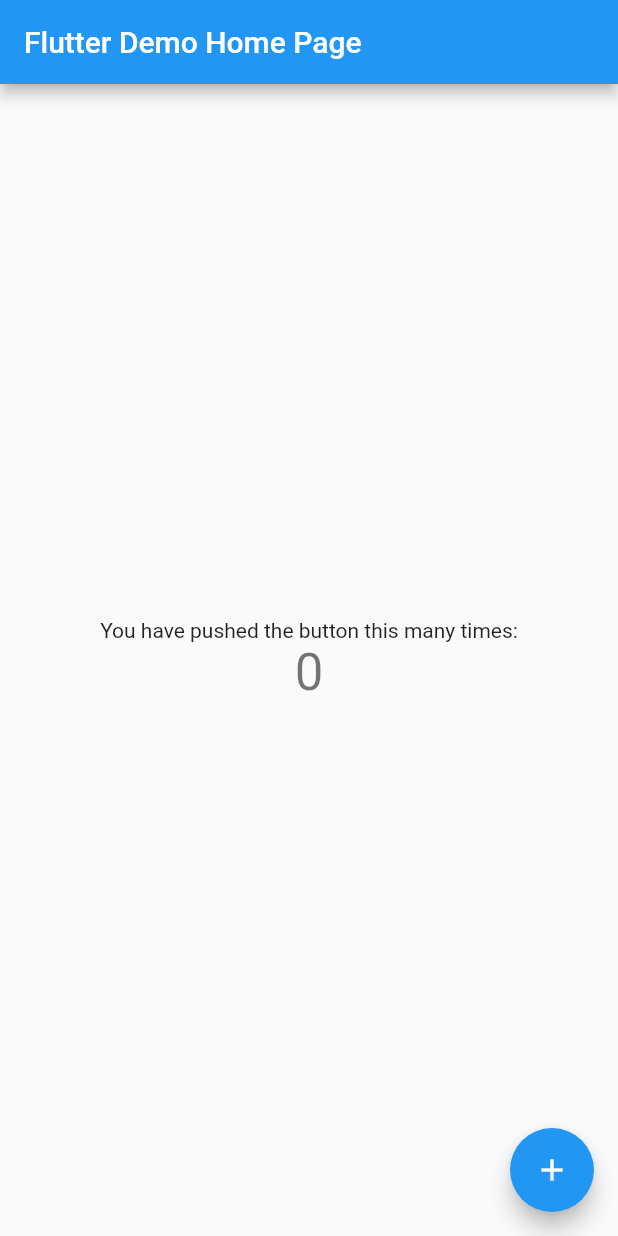
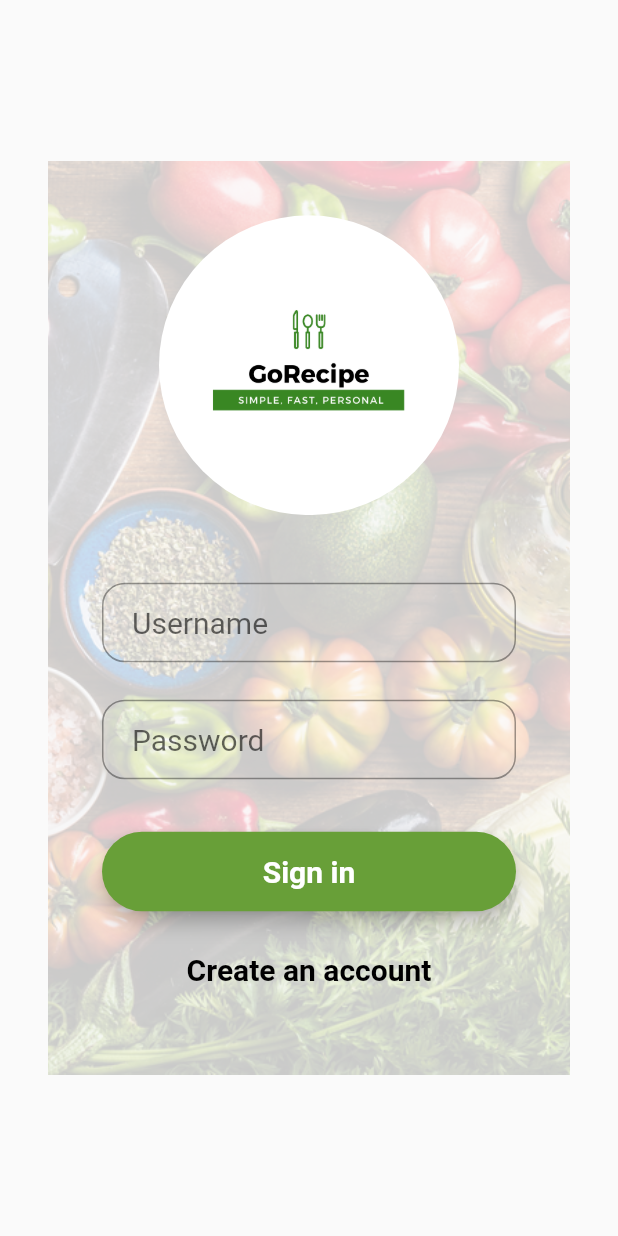
Before and after one commit to Capstone-Projects-2022-Spring/project-gorecipe, a Flutter app: the screen it shows after launch, on a phone screen of 412 x 824 dp. Run offline on Flutter 3.47's test engine with Material 2 defaults, Android fonts, the phone set to English and light mode, and no system bars; Roboto replaces fonts that are missing (Montserrat).

Commit message:
First Login page created. Gives the user the option to login with username and password or to create an account. Password is masked from the user while typing. Login button leads to a created page where the home page will be, create account leads to a created page where a user can create an account. Still needs to be set up of how to verify login credentials, can clean up ui design, etc.

```diff
--- /dev/null
+++ b/GoRECIPE/gorecipe/lib/Screens/Components/welcome_screen_state.dart
@@ -0,0 +1,124 @@
+//this file creates the login page with options to login or create an account
+// ignore_for_file: override_on_non_overriding_member
+
+import 'package:flutter/material.dart';
+import 'package:gorecipe/Screens/create_account.dart';
+import 'package:gorecipe/Screens/home_screen.dart';
+import 'package:gorecipe/Screens/welcome_screen.dart';
+
+// ignore: camel_case_types
+class Welcome_Screen_State extends State<WelcomeScreen> {
+  TextStyle style = const TextStyle(fontFamily: 'Montserrat', fontSize: 20.0);
+
+  @override
+  // ignore: non_constant_identifier_names
+  Widget build(BuildContext context) {
+    final usernameField = TextField(
+      obscureText: false,
+      style: style,
+      decoration: InputDecoration(
+          contentPadding: const EdgeInsets.fromLTRB(20.0, 15.0, 20.0, 15.0),
+          hintText: "Username",
+          border:
+              OutlineInputBorder(borderRadius: BorderRadius.circular(15.0))),
+    );
+
+    final passwordField = TextField(
+      obscureText: true,
+      style: style,
+      decoration: InputDecoration(
+          contentPadding: const EdgeInsets.fromLTRB(20.0, 15.0, 20.0, 15.0),
+          hintText: "Password",
+          border:
+              OutlineInputBorder(borderRadius: BorderRadius.circular(15.0))),
+    );
+
+    final loginButton = Material(
+      elevation: 5.0,
+      borderRadius: BorderRadius.circular(30.0),
+      color: const Color(0xFF689F38),
+      child: MaterialButton(
+        minWidth: MediaQuery.of(context).size.width,
+        padding: const EdgeInsets.fromLTRB(20.0, 15.0, 20.0, 15.0),
+        onPressed: () {
+          Navigator.push(
+            context,
+            MaterialPageRoute(builder: (context) => const HomeScreen()),
+          );
+        },
+        child: Text("Sign in",
+            textAlign: TextAlign.center,
+            style: style.copyWith(
+                color: Colors.white, fontWeight: FontWeight.bold)),
+      ),
+    );
+
+    final createAccountButton = MaterialButton(
+      child: Text("Create an account",
+          textAlign: TextAlign.center,
+          style:
+              style.copyWith(color: Colors.black, fontWeight: FontWeight.bold)),
+      onPressed: () {
+        Navigator.push(
+          context,
+          MaterialPageRoute(builder: (context) => const CreateAccount()),
+        );
+      },
+    );
+
+    return Scaffold(
+        body: Center(
+      child: SingleChildScrollView(
+        padding: const EdgeInsets.all(32),
+        child: Container(
+          decoration: BoxDecoration(
+            image: DecorationImage(
+              image: const AssetImage("assets/images/ingredients.png"),
+              fit: BoxFit.cover,
+              colorFilter: ColorFilter.mode(
+                  Colors.black.withOpacity(.2), BlendMode.dstATop),
+            ),
+          ),
+          child: Padding(
+            padding: const EdgeInsets.all(36.0),
+            child: Column(
+              crossAxisAlignment: CrossAxisAlignment.center,
+              mainAxisAlignment: MainAxisAlignment.center,
+              children: <Widget>[
+                Container(
+                  width: 200,
+                  height: 200,
+                  decoration: const BoxDecoration(
+                    shape: BoxShape.circle,
+                    image: DecorationImage(
+                        image: AssetImage("assets/images/logo.png"),
+                        fit: BoxFit.fill),
+                  ),
+                ),
+                //Declaring sizes of field boxes
+                const SizedBox(height: 45.0),
+                usernameField,
+                const SizedBox(height: 25.0),
+                passwordField,
+                const SizedBox(
+                  height: 35.0,
+                ),
+                loginButton,
+                const SizedBox(
+                  height: 15.0,
+                ),
+                createAccountButton,
+                const SizedBox(
+                  height: 10.0,
+                ),
+              ],
+            ),
+          ),
+        ),
+      ),
+    ));
+  }
+
+  @override
+  noSuchMethod(Invocation invocation) => super.noSuchMethod(invocation);
+}
--- /dev/null
+++ b/GoRECIPE/gorecipe/lib/Screens/create_account.dart
@@ -0,0 +1,21 @@
+// ignore: file_names
+import 'package:flutter/material.dart';
+
+//place holder for create account page
+//linked to the create account button on login page
+
+class CreateAccount extends StatelessWidget {
+  const CreateAccount({Key? key}) : super(key: key);
+
+  @override
+  Widget build(BuildContext context) {
+    return Scaffold(
+        body: Center(
+      child: Column(
+          mainAxisAlignment: MainAxisAlignment.center,
+          children: const <Widget>[
+            Text('this is the create account page'),
+          ]),
+    ));
+  }
+}
--- /dev/null
+++ b/GoRECIPE/gorecipe/lib/Screens/home_screen.dart
@@ -0,0 +1,21 @@
+import 'package:flutter/material.dart';
+
+//place holder for when the home page is actually coded
+//linked to login button of welcome page
+//** still have to figure out verifying login credentials before being sent to this page
+
+class HomeScreen extends StatelessWidget {
+  const HomeScreen({Key? key}) : super(key: key);
+
+  @override
+  Widget build(BuildContext context) {
+    return Scaffold(
+        body: Center(
+      child: Column(
+          mainAxisAlignment: MainAxisAlignment.center,
+          children: const <Widget>[
+            Text('this is the home page'),
+          ]),
+    ));
+  }
+}
--- /dev/null
+++ b/GoRECIPE/gorecipe/lib/Screens/welcome_screen.dart
@@ -0,0 +1,12 @@
+import 'package:flutter/material.dart';
+import 'package:gorecipe/Screens/Components/welcome_screen_state.dart';
+//declaring state for welcome screen
+
+class WelcomeScreen extends StatefulWidget {
+  const WelcomeScreen({required Key key, required this.title})
+      : super(key: key);
+
+  final String title;
+  @override
+  Welcome_Screen_State createState() => Welcome_Screen_State();
+}
--- a/GoRECIPE/gorecipe/lib/main.dart
+++ b/GoRECIPE/gorecipe/lib/main.dart
@@ -1,4 +1,5 @@
 import 'package:flutter/material.dart';
+import 'package:gorecipe/Screens/welcome_screen.dart';
 
 void main() {
   runApp(const MyApp());
@@ -11,105 +12,13 @@ class MyApp extends StatelessWidget {
   @override
   Widget build(BuildContext context) {
     return MaterialApp(
-      title: 'Flutter Demo',
-      theme: ThemeData(
-        // This is the theme of your application.
-        //
-        // Try running your application with "flutter run". You'll see the
-        // application has a blue toolbar. Then, without quitting the app, try
-        // changing the primarySwatch below to Colors.green and then invoke
-        // "hot reload" (press "r" in the console where you ran "flutter run",
-        // or simply save your changes to "hot reload" in a Flutter IDE).
-        // Notice that the counter didn't reset back to zero; the application
-        // is not restarted.
-        primarySwatch: Colors.blue,
-      ),
-      home: const MyHomePage(title: 'Flutter Demo Home Page'),
-    );
+        title: 'GoRecipe',
+        theme: ThemeData(
+            //can use this if we end up wanting to change theme colors
+            ),
+
+        // ignore: prefer_const_constructors
+        home: const WelcomeScreen(
+            key: ObjectKey('Welcome Page'), title: 'Welcome Page'));
   }
 }
-
-class MyHomePage extends StatefulWidget {
-  const MyHomePage({Key? key, required this.title}) : super(key: key);
-
-  // This widget is the home page of your application. It is stateful, meaning
-  // that it has a State object (defined below) that contains fields that affect
-  // how it looks.
-
-  // This class is the configuration for the state. It holds the values (in this
-  // case the title) provided by the parent (in this case the App widget) and
-  // used by the build method of the State. Fields in a Widget subclass are
-  // always marked "final".
-
-  final String title;
-
-  @override
-  State<MyHomePage> createState() => _MyHomePageState();
-}
-
-class _MyHomePageState extends State<MyHomePage> {
-  int _counter = 0;
-
-  void _incrementCounter() {
-    setState(() {
-      // This call to setState tells the Flutter framework that something has
-      // changed in this State, which causes it to rerun the build method below
-      // so that the display can reflect the updated values. If we changed
-      // _counter without calling setState(), then the build method would not be
-      // called again, and so nothing would appear to happen.
-      _counter++;
-    });
-  }
-
-  @override
-  Widget build(BuildContext context) {
-    // This method is rerun every time setState is called, for instance as done
-    // by the _incrementCounter method above.
-    //
-    // The Flutter framework has been optimized to make rerunning build methods
-    // fast, so that you can just rebuild anything that needs updating rather
-    // than having to individually change instances of widgets.
-    return Scaffold(
-      appBar: AppBar(
-        // Here we take the value from the MyHomePage object that was created by
-        // the App.build method, and use it to set our appbar title.
-        title: Text(widget.title),
-      ),
-      body: Center(
-        // Center is a layout widget. It takes a single child and positions it
-        // in the middle of the parent.
-        child: Column(
-          // Column is also a layout widget. It takes a list of children and
-          // arranges them vertically. By default, it sizes itself to fit its
-          // children horizontally, and tries to be as tall as its parent.
-          //
-          // Invoke "debug painting" (press "p" in the console, choose the
-          // "Toggle Debug Paint" action from the Flutter Inspector in Android
-          // Studio, or the "Toggle Debug Paint" command in Visual Studio Code)
-          // to see the wireframe for each widget.
-          //
-          // Column has various properties to control how it sizes itself and
-          // how it positions its children. Here we use mainAxisAlignment to
-          // center the children vertically; the main axis here is the vertical
-          // axis because Columns are vertical (the cross axis would be
-          // horizontal).
-          mainAxisAlignment: MainAxisAlignment.center,
-          children: <Widget>[
-            const Text(
-              'You have pushed the button this many times:',
-            ),
-            Text(
-              '$_counter',
-              style: Theme.of(context).textTheme.headline4,
-            ),
-          ],
-        ),
-      ),
-      floatingActionButton: FloatingActionButton(
-        onPressed: _incrementCounter,
-        tooltip: 'Increment',
-        child: const Icon(Icons.add),
-      ), // This trailing comma makes auto-formatting nicer for build methods.
-    );
-  }
-}
--- a/GoRECIPE/gorecipe/pubspec.yaml
+++ b/GoRECIPE/gorecipe/pubspec.yaml
@@ -61,6 +61,9 @@ flutter:
   # assets:
   #   - images/a_dot_burr.jpeg
   #   - images/a_dot_ham.jpeg
+  assets:
+    - assets/images/logo.png
+    - assets/images/ingredients.png
 
   # An image asset can refer to one or more resolution-specific "variants", see
   # https://flutter.dev/assets-and-images/#resolution-aware.
```
Also changed, not shown: GoRECIPE/gorecipe/assets/images/ingredients.jpeg (added), GoRECIPE/gorecipe/assets/images/ingredients.png (added), GoRECIPE/gorecipe/assets/images/logo.png (added), GoRECIPE/gorecipe/assets/images/welcome_page.png (added).
